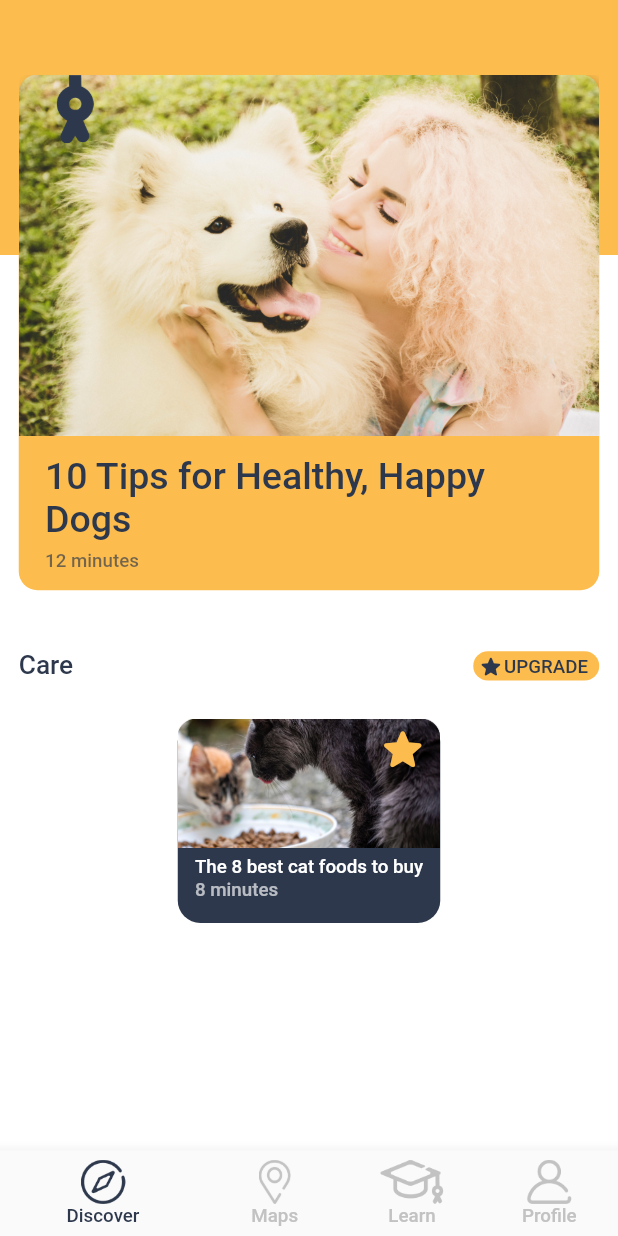
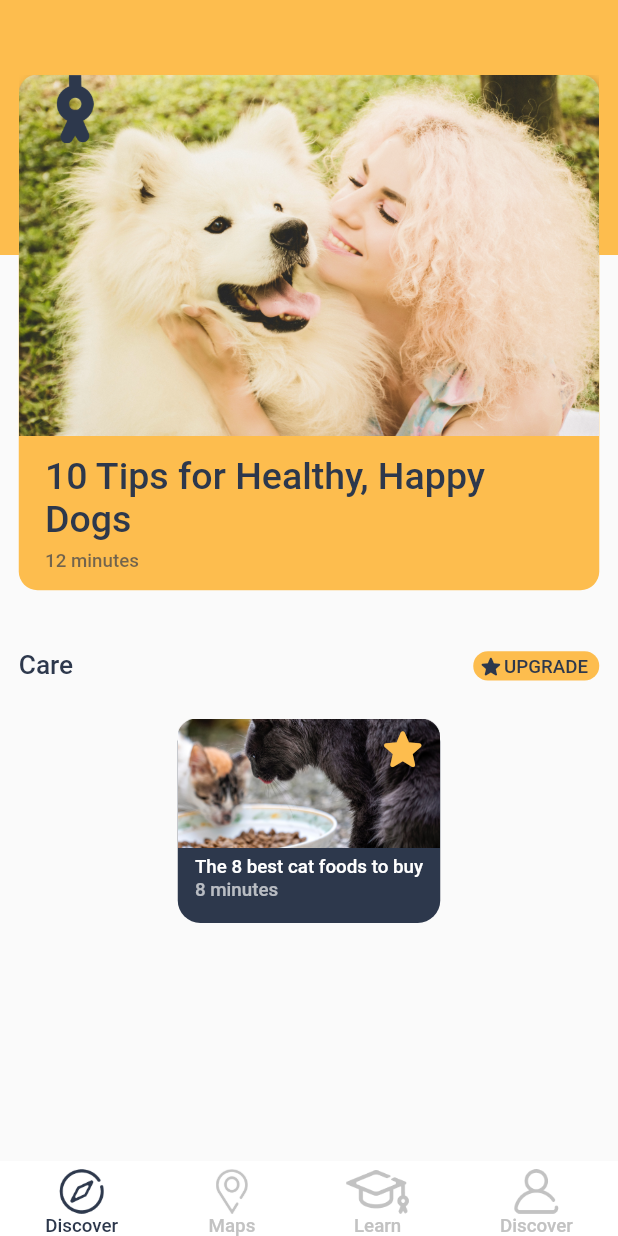
Before and after one commit to dnamme/mobile-dev-challenge, a Flutter app: the screen it shows after launch, on a phone screen of 412 x 824 dp. Run offline on Flutter 3.47's test engine with Material 2 defaults, Android fonts, the phone set to English and light mode, and no system bars; our stand-ins replace google_fonts; missing offline and left inert: dart:ffi.

Commit message:
Edit bottom nav bar

```diff
--- a/lib/main.dart
+++ b/lib/main.dart
@@ -27,7 +27,7 @@ class _HomeState extends State<Home> {
   @override
   Widget build(BuildContext buildContext) {
     return Scaffold(
-        backgroundColor: Colors.white,
+        // backgroundColor: Colors.white,
         body: new CustomPaint(
             painter: BackgroundPainter(),
             child: new SingleChildScrollView(
@@ -149,7 +149,59 @@ class _HomeState extends State<Home> {
             // #Pet medical that you sho...
             // #Do you know fish likes to...
             ),
-        bottomNavigationBar: new BottomNavigationBar(
+        bottomNavigationBar: new Container(
+            color: Colors.white,
+            height: 50.0,
+            child: new Row(
+              mainAxisAlignment: MainAxisAlignment.spaceAround,
+              children: [
+                new Column(
+                  mainAxisAlignment: MainAxisAlignment.end,
+                  children: [
+                    new Image.asset('assets/icons/discover.png', width: 30.0),
+                    new Text('Discover',
+                        style: GoogleFonts.roboto(
+                            color: Color(0xff2d384c),
+                            fontSize: 12.5,
+                            fontWeight: FontWeight.w500))
+                  ],
+                ),
+                new Column(
+                  mainAxisAlignment: MainAxisAlignment.end,
+                  children: [
+                    new Image.asset('assets/icons/maps.png', width: 21.5),
+                    new Text('Maps',
+                        style: GoogleFonts.roboto(
+                            color: Color(0xffc2c2c2),
+                            fontSize: 12.5,
+                            fontWeight: FontWeight.w500))
+                  ],
+                ),
+                new Column(
+                  mainAxisAlignment: MainAxisAlignment.end,
+                  children: [
+                    new Image.asset('assets/icons/learn.png', width: 42.5),
+                    new Text('Learn',
+                        style: GoogleFonts.roboto(
+                            color: Color(0xffc2c2c2),
+                            fontSize: 12.5,
+                            fontWeight: FontWeight.w500))
+                  ],
+                ),
+                new Column(
+                  mainAxisAlignment: MainAxisAlignment.end,
+                  children: [
+                    new Image.asset('assets/icons/profile.png', width: 30.0),
+                    new Text('Discover',
+                        style: GoogleFonts.roboto(
+                            color: Color(0xffc2c2c2),
+                            fontSize: 12.5,
+                            fontWeight: FontWeight.w500))
+                  ],
+                )
+              ],
+            ))
+        /*bottomNavigationBar: new BottomNavigationBar(
             // TODO : work on sizing, convert to row
             iconSize: 30.0,
             showUnselectedLabels: true,
@@ -179,7 +231,8 @@ class _HomeState extends State<Home> {
                   icon:
                       new Image.asset('assets/icons/profile.png', width: 30.0),
                   label: 'Profile'),
-            ]));
+            ])*/
+        );
   }
 }
 
@@ -188,8 +241,8 @@ class BackgroundPainter extends CustomPainter {
   void paint(Canvas canvas, Size size) {
     final paint = new Paint();
 
-    paint.color = Colors.white;
-    canvas.drawRect(new Rect.fromLTRB(0, 0, size.width, size.height), paint);
+    // paint.color = Colors.white;
+    // canvas.drawRect(new Rect.fromLTRB(0, 0, size.width, size.height), paint);
 
     paint.color = Color(0xfffdbd4e);
     canvas.drawRect(new Rect.fromLTRB(0, 0, size.width, 170), paint);
```
